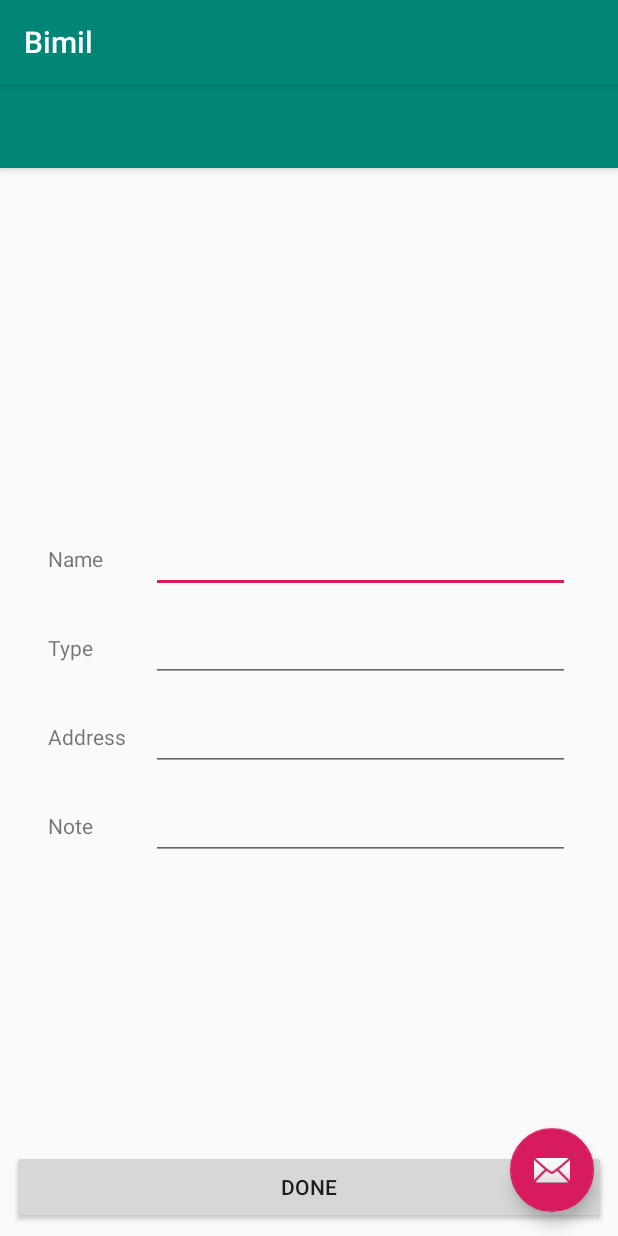
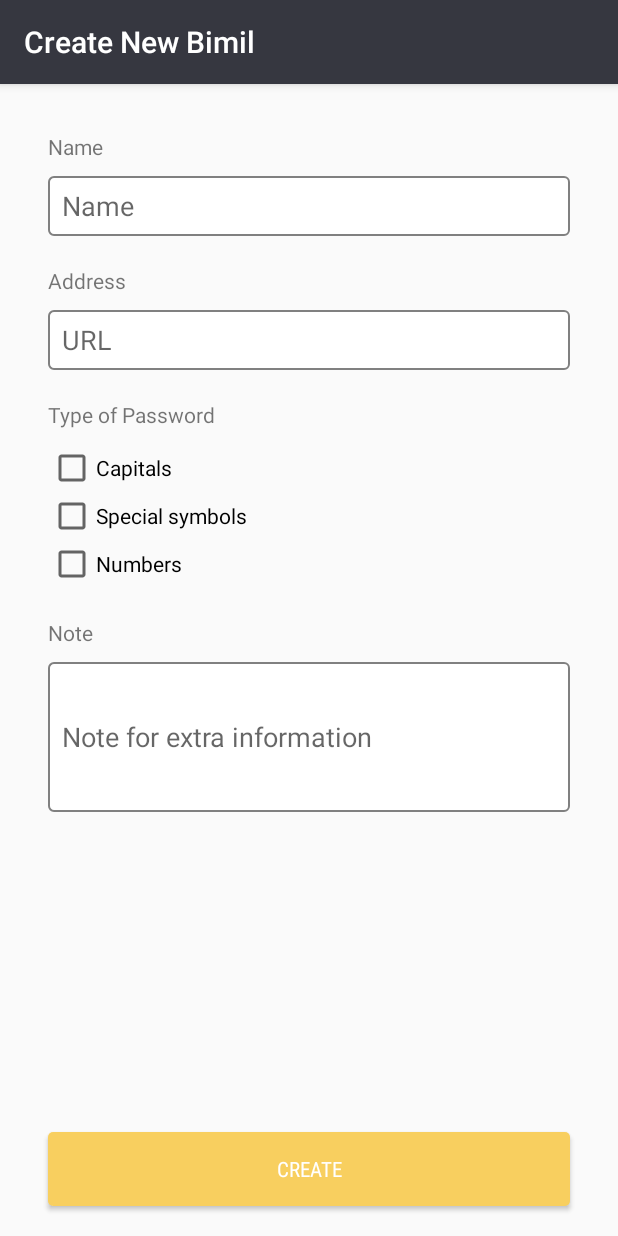
Before and after one commit to GyuminLee/Bimil-android, an Android app: the AddActivity screen opened directly, with no data from a screen before it, on a phone screen of 412 x 824 dp. Run offline under Robolectric (Android 15) with nearby library versions, the phone set to English and light mode, and no system bars; our stand-ins replace Room's generated code.

Commit message:
Add a basic UI

```diff
--- a/app/build.gradle
+++ b/app/build.gradle
@@ -43,5 +43,11 @@ dependencies {
     kapt 'android.arch.persistence.room:compiler:1.1.1'
     kapt 'android.arch.lifecycle:compiler:1.1.1'
 
+//Dagger2
+    def daggerVer = "2.14.1"
+    implementation "com.google.dagger:dagger-android-support:$daggerVer" // if you use the support libraries
+    kapt "com.google.dagger:dagger-android-processor:$daggerVer"
+    kapt "com.google.dagger:dagger-compiler:$daggerVer"
+
 
 }
--- a/app/src/main/AndroidManifest.xml
+++ b/app/src/main/AndroidManifest.xml
@@ -9,9 +9,9 @@
             android:roundIcon="@mipmap/ic_launcher_round"
             android:supportsRtl="true"
             android:theme="@style/AppTheme">
-        <activity android:name=".AddActivity">
+        <activity android:name=".bimil.AddActivity">
         </activity>
-        <activity android:name=".MainActivity">
+        <activity android:name=".bimil.MainActivity">
             <intent-filter>
                 <action android:name="android.intent.action.MAIN"/>
 
--- a/app/src/main/java/com/gyumin/bimil/AddActivity.kt
+++ b/app/src/main/java/com/gyumin/bimil/bimil/AddActivity.kt
@@ -1,10 +1,11 @@
-package com.gyumin.bimil
+package com.gyumin.bimil.bimil
 
-import android.arch.lifecycle.ViewModelProvider
 import android.arch.lifecycle.ViewModelProviders
 import android.support.v7.app.AppCompatActivity
 import android.os.Bundle
 import android.widget.Toast
+import com.gyumin.bimil.R
+import com.gyumin.bimil.data.Secret
 import kotlinx.android.synthetic.main.secret_add.*
 
 class AddActivity : AppCompatActivity() {
@@ -16,6 +17,8 @@ class AddActivity : AppCompatActivity() {
         super.onCreate(savedInstanceState)
         setContentView(R.layout.activity_add)
 
+        supportActionBar?.title = "Create New Bimil"
+
         secretViewModel = ViewModelProviders.of(this).get(SecretViewModel::class.java)
 
         if(intent != null
@@ -24,7 +27,7 @@ class AddActivity : AppCompatActivity() {
             && intent.hasExtra(EXTRA_SECRET_ID)
             ) {
             add_edittext_name.setText(intent.getStringExtra(EXTRA_SECRET_NAME))
-            add_edittext_type.setText(intent.getStringExtra(EXTRA_SECRET_TYPE))
+//            add_edittext_type.setText(intent.getStringExtra(EXTRA_SECRET_TYPE))
             add_edittext_address.setText(intent.getStringExtra(EXTRA_SECRET_ADDRESS))
             add_edittext_note.setText(intent.getStringExtra(EXTRA_SECRET_NOTE))
             id = intent.getLongExtra(EXTRA_SECRET_ID, -1)
@@ -32,7 +35,7 @@ class AddActivity : AppCompatActivity() {
 
         add_button.setOnClickListener {
             val name = add_edittext_name.text.toString() //.trim()
-            val type = add_edittext_type.text.toString()
+            val type = "TODO : Change to the checkbox"
             val address = add_edittext_address.text.toString()
             val note = add_edittext_note.text.toString()
 
@@ -52,6 +55,6 @@ class AddActivity : AppCompatActivity() {
         const val EXTRA_SECRET_TYPE     = "EXTRA_SECRET_TYPE"
         const val EXTRA_SECRET_ADDRESS  = "EXTRA_SECRET_ADDRESS"
         const val EXTRA_SECRET_NOTE     = "EXTRA_SECRET_NOTE"
-        const val EXTRA_SECRET_ID        = "EXTRA_SECRET_ID"
+        const val EXTRA_SECRET_ID       = "EXTRA_SECRET_ID"
     }
 }
--- a/app/src/main/java/com/gyumin/bimil/SecretViewModel.kt
+++ b/app/src/main/java/com/gyumin/bimil/bimil/SecretViewModel.kt
@@ -1,8 +1,10 @@
-package com.gyumin.bimil
+package com.gyumin.bimil.bimil
 
 import android.app.Application
 import android.arch.lifecycle.AndroidViewModel
 import android.arch.lifecycle.LiveData
+import com.gyumin.bimil.data.Secret
+import com.gyumin.bimil.data.SecretRepository
 
 class SecretViewModel(application: Application) : AndroidViewModel(application) {
     private val repository = SecretRepository(application)
--- a/app/src/main/java/com/gyumin/bimil/Secret.kt
+++ b/app/src/main/java/com/gyumin/bimil/data/Secret.kt
@@ -1,4 +1,4 @@
-package com.gyumin.bimil
+package com.gyumin.bimil.data
 
 import android.arch.persistence.room.ColumnInfo
 import android.arch.persistence.room.Entity
--- a/app/src/main/java/com/gyumin/bimil/SecretDao.kt
+++ b/app/src/main/java/com/gyumin/bimil/data/SecretDao.kt
@@ -1,4 +1,4 @@
-package com.gyumin.bimil
+package com.gyumin.bimil.data
 
 import android.arch.lifecycle.LiveData
 import android.arch.persistence.room.*
--- a/app/src/main/java/com/gyumin/bimil/SecretDatabase.kt
+++ b/app/src/main/java/com/gyumin/bimil/data/SecretDatabase.kt
@@ -1,4 +1,4 @@
-package com.gyumin.bimil
+package com.gyumin.bimil.data
 
 import android.arch.persistence.room.Database
 import android.arch.persistence.room.Room
@@ -8,7 +8,7 @@ import android.content.Context
 @Database(entities = [Secret::class], version = 1)
 
 abstract class SecretDatabase: RoomDatabase() {
-    abstract  fun secretDao(): SecretDao
+    abstract fun secretDao(): SecretDao
 
     companion object {
         private var instance: SecretDatabase? = null
--- a/app/src/main/java/com/gyumin/bimil/SecretRepository.kt
+++ b/app/src/main/java/com/gyumin/bimil/data/SecretRepository.kt
@@ -1,4 +1,4 @@
-package com.gyumin.bimil
+package com.gyumin.bimil.data
 
 import android.app.Application
 import android.arch.lifecycle.LiveData
@@ -6,7 +6,9 @@ import java.lang.Exception
 
 class SecretRepository(application: Application) {
 
-    private val secretDatabase = SecretDatabase.getInstance(application)!!
+    private val secretDatabase = SecretDatabase.getInstance(
+        application
+    )!!
     private val secretDao: SecretDao = secretDatabase.secretDao()
     private val secrets: LiveData<List<Secret>> = secretDao.getAll()
 
--- /dev/null
+++ b/app/src/main/res/drawable/box_edit_text_bg.xml
@@ -0,0 +1,7 @@
+<?xml version="1.0" encoding="utf-8"?>
+<shape xmlns:android="http://schemas.android.com/apk/res/android">
+    <corners android:radius="3dp"/>
+    <solid android:color="#ffffff"/>
+    <stroke android:width="1dip" android:color="#808080" />
+
+</shape>
--- /dev/null
+++ b/app/src/main/res/drawable/button_type_bg.xml
@@ -0,0 +1,5 @@
+<?xml version="1.0" encoding="utf-8"?>
+<shape xmlns:android="http://schemas.android.com/apk/res/android">
+    <corners android:radius="18dp"/>
+    <solid android:color="#F8CF5F"/>
+</shape>
--- /dev/null
+++ b/app/src/main/res/drawable/create_button_bg.xml
@@ -0,0 +1,6 @@
+<?xml version="1.0" encoding="utf-8"?>
+<shape xmlns:android="http://schemas.android.com/apk/res/android">
+    <solid android:color="#f8cf5f"/>
+    <corners android:radius="3dp"/>
+
+</shape>
--- a/app/src/main/res/layout/activity_add.xml
+++ b/app/src/main/res/layout/activity_add.xml
@@ -5,30 +5,9 @@
         xmlns:tools="http://schemas.android.com/tools"
         android:layout_width="match_parent"
         android:layout_height="match_parent"
-        tools:context=".AddActivity">
+        tools:context=".bimil.AddActivity">
 
-    <android.support.design.widget.AppBarLayout
-            android:layout_height="wrap_content"
-            android:layout_width="match_parent"
-            android:theme="@style/AppTheme.AppBarOverlay">
-
-        <android.support.v7.widget.Toolbar
-                android:id="@+id/toolbar"
-                android:layout_width="match_parent"
-                android:layout_height="?attr/actionBarSize"
-                android:background="?attr/colorPrimary"
-                app:popupTheme="@style/AppTheme.PopupOverlay"/>
-
-    </android.support.design.widget.AppBarLayout>
 
     <include layout="@layout/secret_add"/>
 
-    <android.support.design.widget.FloatingActionButton
-            android:id="@+id/fab"
-            android:layout_width="wrap_content"
-            android:layout_height="wrap_content"
-            android:layout_gravity="bottom|end"
-            android:layout_margin="@dimen/fab_margin"
-            app:srcCompat="@android:drawable/ic_dialog_email"/>
-
 </android.support.design.widget.CoordinatorLayout>
--- a/app/src/main/res/layout/secret_add.xml
+++ b/app/src/main/res/layout/secret_add.xml
@@ -5,107 +5,134 @@
         xmlns:app="http://schemas.android.com/apk/res-auto"
         android:layout_width="match_parent"
         android:layout_height="match_parent"
-        tools:context=".AddActivity">
-
+        tools:context=".bimil.AddActivity">
 
     <TextView
             android:text="Name"
-            android:layout_width="wrap_content"
+            android:layout_marginTop="32dp"
+            android:layout_marginStart="32dp"
+            android:layout_width="match_parent"
             android:layout_height="wrap_content"
             android:id="@+id/add_tv_name"
             app:layout_constraintStart_toStartOf="parent"
-            android:layout_marginStart="32dp"
             app:layout_constraintTop_toTopOf="parent"
-            app:layout_constraintBottom_toBottomOf="parent"
-            app:layout_constraintVertical_bias="0.41000003"/>
+            />
 
     <EditText
-            android:layout_width="0dp"
-            android:layout_height="wrap_content"
+            android:layout_width="match_parent"
             android:inputType="text"
             android:ems="10"
             android:id="@+id/add_edittext_name"
-            app:layout_constraintBottom_toBottomOf="@+id/add_tv_name"
-            app:layout_constraintTop_toTopOf="@+id/add_tv_name"
-            app:layout_constraintStart_toEndOf="@+id/add_tv_name"
+            android:layout_height="40dp"
+            android:layout_marginTop="10dp"
             android:layout_marginStart="32dp"
-            app:layout_constraintEnd_toEndOf="parent"
-            android:layout_marginEnd="32dp"/>
-
-    <TextView
-            android:text="Type"
-            android:layout_width="wrap_content"
-            android:layout_height="wrap_content"
-            android:id="@+id/add_tv_type"
-            android:layout_marginTop="40dp"
-            app:layout_constraintTop_toBottomOf="@+id/add_tv_name"
-            app:layout_constraintStart_toStartOf="@+id/add_tv_name"/>
-
-    <EditText
-            android:layout_width="0dp"
-            android:layout_height="wrap_content"
-            android:ems="10"
-            android:id="@+id/add_edittext_type"
-            app:layout_constraintStart_toStartOf="@+id/add_edittext_name"
-            app:layout_constraintTop_toTopOf="@+id/add_tv_type"
-            app:layout_constraintBottom_toBottomOf="@+id/add_tv_type"
-            app:layout_constraintEnd_toEndOf="parent"
             android:layout_marginEnd="32dp"
-            android:inputType="text"/>
+            app:layout_constraintTop_toBottomOf="@id/add_tv_name"
+            android:hint="  Name"
+            android:background="@drawable/box_edit_text_bg"
+            />
 
     <TextView
             android:text="Address"
-            android:layout_width="wrap_content"
+            android:layout_marginStart="32dp"
+            android:layout_width="match_parent"
             android:layout_height="wrap_content"
             android:id="@+id/add_tv_address"
-            android:layout_marginTop="40dp"
-            app:layout_constraintTop_toBottomOf="@+id/add_tv_type"
-            app:layout_constraintStart_toStartOf="@+id/add_tv_type"/>
+            android:layout_marginTop="20dp"
+            app:layout_constraintTop_toBottomOf="@id/add_edittext_name"
+
+            />
 
     <EditText
-            android:layout_width="0dp"
-            android:layout_height="wrap_content"
-            android:ems="10"
+            android:layout_marginTop="10dp"
+            android:layout_width="match_parent"
+            android:layout_height="40dp"
+            android:layout_marginStart="32dp"
+            android:layout_marginEnd="32dp"            android:ems="10"
             android:id="@+id/add_edittext_address"
-            app:layout_constraintStart_toStartOf="@+id/add_edittext_name"
-            app:layout_constraintTop_toTopOf="@+id/add_tv_address"
-            app:layout_constraintBottom_toBottomOf="@+id/add_tv_address"
-            app:layout_constraintEnd_toEndOf="parent"
-            android:layout_marginEnd="32dp"
+            android:background="@drawable/box_edit_text_bg"
+            app:layout_constraintTop_toBottomOf="@id/add_tv_address"
+            android:hint="  URL"
             android:inputType="textUri"/>
 
     <TextView
-            android:text="Note"
+            android:text="Type of Password"
+            android:layout_marginStart="32dp"
+            android:layout_width="match_parent"
+            android:layout_height="wrap_content"
+            android:id="@+id/add_tv_type"
+            android:layout_marginTop="20dp"
+            app:layout_constraintTop_toBottomOf="@id/add_edittext_address"
+
+            />
+
+    <CheckBox
+            android:layout_marginTop="10dp"
+            android:id="@+id/type_checkbox_capital"
             android:layout_width="wrap_content"
             android:layout_height="wrap_content"
+            app:layout_constraintTop_toBottomOf="@id/add_tv_type"
+            app:layout_constraintStart_toStartOf="parent"
+            android:layout_marginStart="32dp"
+
+            android:text="Capitals" />
+    <CheckBox
+            android:id="@+id/type_checkbox_specialsymbol"
+            app:layout_constraintTop_toBottomOf="@id/type_checkbox_capital"
+            android:layout_width="wrap_content"
+            android:layout_height="wrap_content"
+            app:layout_constraintStart_toStartOf="parent"
+            android:layout_marginStart="32dp"
+
+
+            android:text="Special symbols" />
+    <CheckBox
+            android:id="@+id/type_checkbox_number"
+            app:layout_constraintTop_toBottomOf="@id/type_checkbox_specialsymbol"
+            android:layout_width="wrap_content"
+            android:layout_height="wrap_content"
+            app:layout_constraintStart_toStartOf="parent"
+            android:layout_marginStart="32dp"
+
+            android:text="Numbers" />
+
+    <TextView
+            android:text="Note"
+            android:layout_marginStart="32dp"
+            android:layout_width="match_parent"
+            android:layout_height="wrap_content"
             android:id="@+id/add_tv_note"
-            android:layout_marginTop="40dp"
-            app:layout_constraintTop_toBottomOf="@+id/add_tv_address"
-            app:layout_constraintStart_toStartOf="@+id/add_tv_address"/>
+            android:layout_marginTop="20dp"
+            app:layout_constraintTop_toBottomOf="@id/type_checkbox_number"
+
+            />
 
     <EditText
-            android:layout_width="0dp"
-            android:layout_height="wrap_content"
+            android:layout_width="match_parent"
+            android:layout_height="100dp"
+            android:layout_marginTop="10dp"
+            android:hint="  Note for extra information"
+            android:layout_marginStart="32dp"
+            android:layout_marginEnd="32dp"
             android:ems="10"
             android:id="@+id/add_edittext_note"
-            app:layout_constraintStart_toStartOf="@+id/add_edittext_name"
-            app:layout_constraintTop_toTopOf="@+id/add_tv_note"
-            app:layout_constraintBottom_toBottomOf="@+id/add_tv_note"
-            app:layout_constraintEnd_toEndOf="parent"
-            android:layout_marginEnd="32dp"
+            android:background="@drawable/box_edit_text_bg"
+            app:layout_constraintTop_toBottomOf="@id/add_tv_note"
+
             android:inputType="text"/>
 
     <Button
-            android:text="done"
-            android:layout_width="0dp"
+            android:id="@+id/add_button"
+            android:layout_width="match_parent"
             android:layout_height="49dp"
-            android:id="@+id/add_button"
-            android:layout_marginBottom="8dp"
+            android:layout_marginBottom="20dp"
+            android:layout_marginStart="32dp"
+            android:layout_marginEnd="32dp"
+            android:background="@drawable/create_button_bg"
+            android:fontFamily="sans-serif-condensed"
+            android:text="CREATE"
+            android:textColor="#ffffff"
             app:layout_constraintBottom_toBottomOf="parent"
-            app:layout_constraintStart_toStartOf="parent"
-            app:layout_constraintHorizontal_bias="0.5"
-            app:layout_constraintEnd_toEndOf="parent"
-            android:layout_marginStart="8dp"
-            android:layout_marginEnd="8dp"/>
+            tools:layout_editor_absoluteX="30dp" />
 
 </android.support.constraint.ConstraintLayout>
--- a/app/src/main/res/values/colors.xml
+++ b/app/src/main/res/values/colors.xml
@@ -1,6 +1,6 @@
 <?xml version="1.0" encoding="utf-8"?>
 <resources>
-    <color name="colorPrimary">#008577</color>
-    <color name="colorPrimaryDark">#00574B</color>
-    <color name="colorAccent">#D81B60</color>
+    <color name="colorPrimary">#363740</color>
+    <color name="colorPrimaryDark">#27272E</color>
+    <color name="colorAccent">#F8CF5F</color>
 </resources>
```
Also changed, not shown: app/src/main/java/com/gyumin/bimil/bimil/MainActivity.kt (renamed from app/src/main/java/com/gyumin/bimil/MainActivity.kt, +5 -3 lines), app/src/main/java/com/gyumin/bimil/bimil/SecretAdapter.kt (renamed from app/src/main/java/com/gyumin/bimil/SecretAdapter.kt, +7 -5 lines), app/src/main/res/layout/activity_main.xml (+22 -35 lines), app/src/main/res/layout/item_secret.xml (+78 -51 lines).
